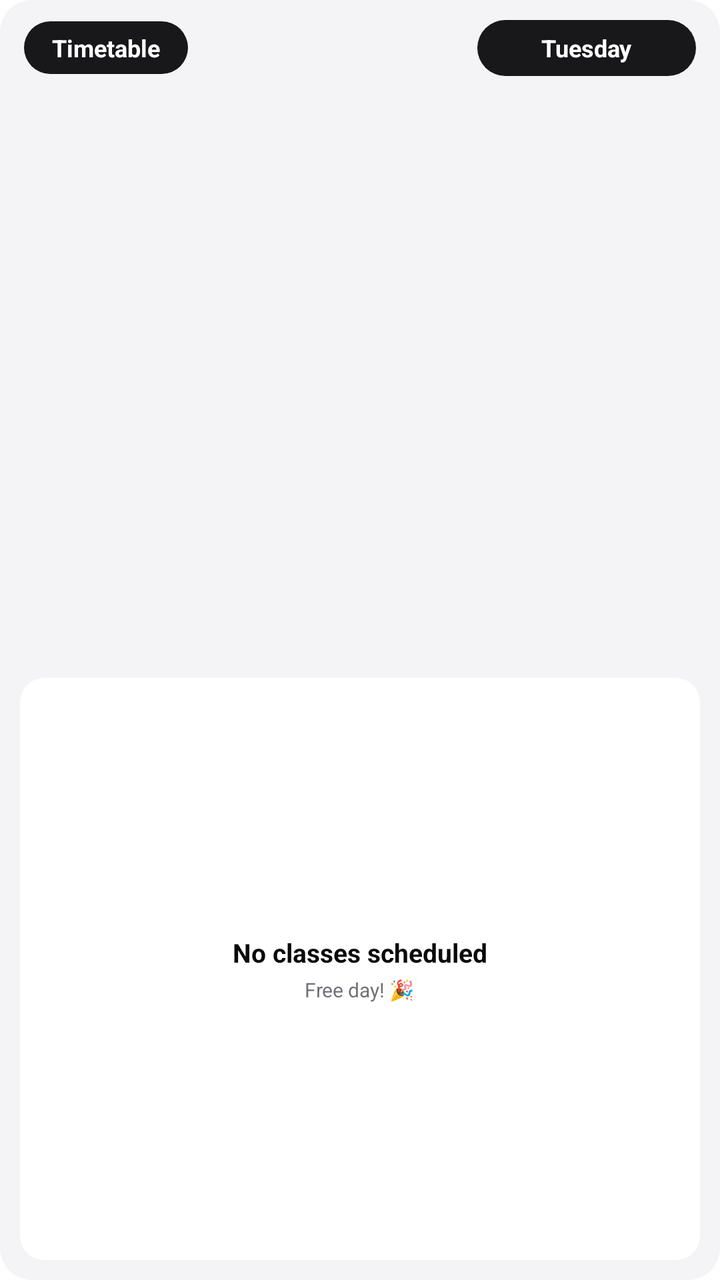
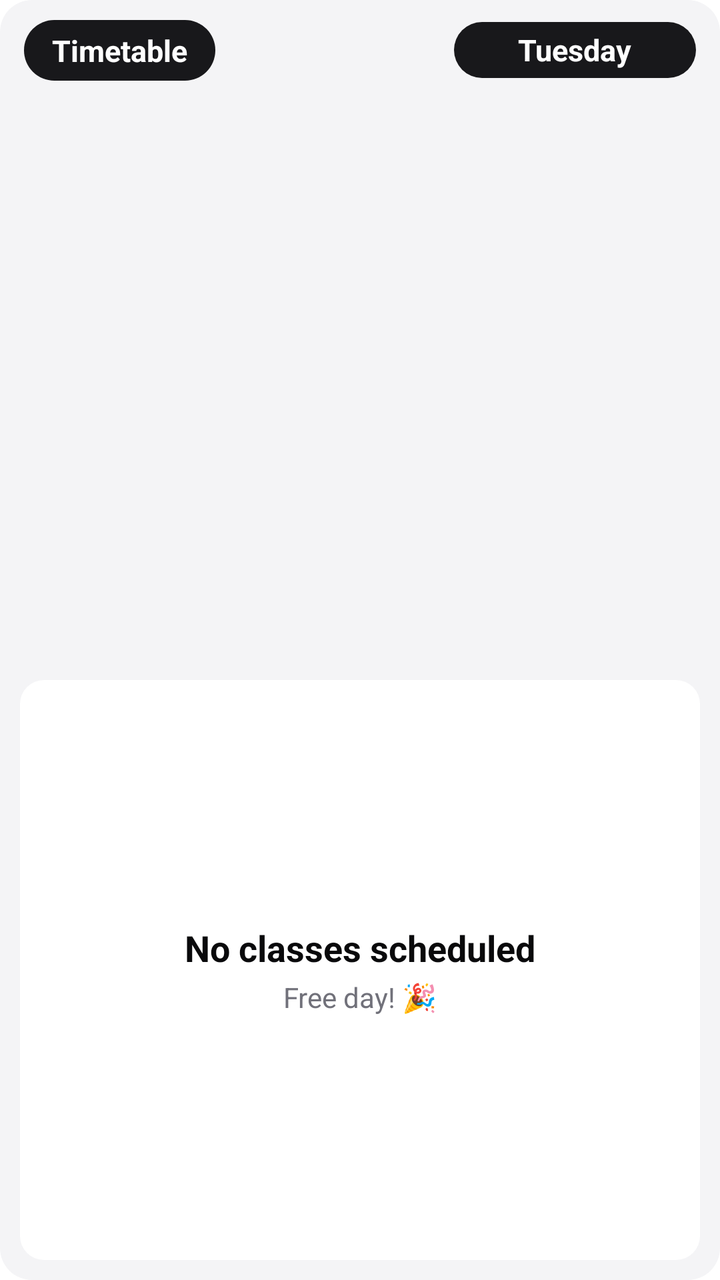

An Android layout rendered at two revisions. The XML below is the earlier revision; the diff shows what the commit changed to produce the second picture.
<!-- AndroidManifest.xml: fallback theme Theme.MaterialComponents.DayNight.NoActionBar -->
<!-- res/layout/widget_layout_4x2.xml -->
<?xml version="1.0" encoding="utf-8"?>
<LinearLayout xmlns:android="http://schemas.android.com/apk/res/android"
    android:id="@+id/widget_container"
    android:layout_width="match_parent"
    android:layout_height="match_parent"
    android:background="@drawable/widget_background"
    android:orientation="vertical"
    android:padding="10dp">

    
    <RelativeLayout
        android:id="@+id/widget_header"
        android:layout_width="match_parent"
        android:layout_height="wrap_content"
        android:paddingHorizontal="2dp">

        <TextView
            android:id="@+id/header_title_pill"
            android:layout_width="wrap_content"
            android:layout_height="wrap_content"
            android:layout_alignParentLeft="true"
            android:layout_centerVertical="true"
            android:background="@drawable/widget_pill_dark"
            android:paddingHorizontal="14dp"
            android:paddingVertical="5dp"
            android:text="Timetable"
            android:textColor="#FFFFFF"
            android:textSize="12sp"
            android:textStyle="bold" />

        <LinearLayout
            android:id="@+id/header_day_pill"
            android:layout_width="wrap_content"
            android:layout_height="wrap_content"
            android:layout_alignParentRight="true"
            android:layout_centerVertical="true"
            android:background="@drawable/widget_pill_dark"
            android:gravity="center_vertical"
            android:orientation="horizontal"
            android:paddingHorizontal="4dp"
            android:paddingVertical="2dp">

            <ImageButton
                android:id="@+id/btn_prev_day"
                android:layout_width="24dp"
                android:layout_height="24dp"
                android:background="@android:color/transparent"
                android:contentDescription="Previous Day" />

            <TextView
                android:id="@+id/txt_day_name"
                android:layout_width="wrap_content"
                android:layout_height="wrap_content"
                android:paddingHorizontal="4dp"
                android:text="Tuesday"
                android:textColor="#FFFFFF"
                android:textSize="12sp"
                android:textStyle="bold" />

            <ImageButton
                android:id="@+id/btn_next_day"
                android:layout_width="24dp"
                android:layout_height="24dp"
                android:background="@android:color/transparent"
                android:contentDescription="Next Day" />
        </LinearLayout>
    </RelativeLayout>

    
    <ListView
        android:id="@+id/widget_flipper"
        android:layout_width="match_parent"
        android:layout_height="0dp"
        android:layout_weight="1"
        android:layout_marginTop="4dp"
        android:divider="@android:color/transparent"
        android:dividerHeight="4dp"
        android:scrollbars="none" />

    
    <LinearLayout
        android:id="@+id/widget_empty_view"
        android:layout_width="match_parent"
        android:layout_height="0dp"
        android:layout_weight="1"
        android:layout_marginTop="6dp"
        android:background="@drawable/widget_subject_card_pill"
        android:gravity="center"
        android:orientation="vertical"
        android:padding="10dp">

        <TextView
            android:id="@+id/empty_message"
            android:layout_width="wrap_content"
            android:layout_height="wrap_content"
            android:gravity="center"
            android:text="No classes scheduled"
            android:textColor="@color/widget_text_primary"
            android:textSize="13sp"
            android:textStyle="bold" />

        <TextView
            android:id="@+id/empty_sub"
            android:layout_width="wrap_content"
            android:layout_height="wrap_content"
            android:layout_marginTop="3dp"
            android:text="Free day! 🎉"
            android:textColor="@color/widget_text_secondary"
            android:textSize="10sp" />
    </LinearLayout>

</LinearLayout>
<!-- resources referenced by this layout -->
<resources>
  <color name="widget_text_primary">#09090B</color>
  <color name="widget_text_secondary">#71717A</color>
  <!-- drawable widget_background (drawable) -->
  <?xml version="1.0" encoding="utf-8"?>
  <shape xmlns:android="http://schemas.android.com/apk/res/android"
      android:shape="rectangle">
      <solid android:color="@color/widget_background" />
      <corners android:radius="16dp" />
  </shape>
  <!-- drawable widget_pill_dark (drawable) -->
  <?xml version="1.0" encoding="utf-8"?>
  <shape xmlns:android="http://schemas.android.com/apk/res/android"
      android:shape="rectangle">
      <solid android:color="@color/widget_pill_bg" />
      <corners android:radius="24dp" />
  </shape>
  <!-- drawable widget_subject_card_pill (drawable) -->
  <?xml version="1.0" encoding="utf-8"?>
  <shape xmlns:android="http://schemas.android.com/apk/res/android"
      android:shape="rectangle">
      <solid android:color="@color/widget_card_bg" />
      <corners android:radius="12dp" />
  </shape>
  <color name="widget_background">#F4F4F6</color>
  <color name="widget_pill_bg">#18181B</color>
  <color name="widget_card_bg">#FFFFFF</color>
</resources>

<!-- the commit's change to res/layout/widget_layout_4x2.xml (unified diff, before → after) -->
@@ -25,7 +25,11 @@
             android:paddingVertical="5dp"
             android:text="Timetable"
             android:textColor="#FFFFFF"
-            android:textSize="12sp"
+            android:textSize="15sp"
+            android:autoSizeTextType="uniform"
+            android:autoSizeMinTextSize="10sp"
+            android:autoSizeMaxTextSize="15sp"
+            android:autoSizeStepGranularity="1sp"
             android:textStyle="bold" />
 
         <LinearLayout
@@ -54,7 +58,11 @@
                 android:paddingHorizontal="4dp"
                 android:text="Tuesday"
                 android:textColor="#FFFFFF"
-                android:textSize="12sp"
+                android:textSize="15sp"
+                android:autoSizeTextType="uniform"
+                android:autoSizeMinTextSize="10sp"
+                android:autoSizeMaxTextSize="15sp"
+                android:autoSizeStepGranularity="1sp"
                 android:textStyle="bold" />
 
             <ImageButton
@@ -96,7 +104,11 @@
             android:gravity="center"
             android:text="No classes scheduled"
             android:textColor="@color/widget_text_primary"
-            android:textSize="13sp"
+            android:textSize="18sp"
+            android:autoSizeTextType="uniform"
+            android:autoSizeMinTextSize="12sp"
+            android:autoSizeMaxTextSize="18sp"
+            android:autoSizeStepGranularity="1sp"
             android:textStyle="bold" />
 
         <TextView
@@ -106,7 +118,11 @@
             android:layout_marginTop="3dp"
             android:text="Free day! 🎉"
             android:textColor="@color/widget_text_secondary"
-            android:textSize="10sp" />
+            android:textSize="14sp"
+            android:autoSizeTextType="uniform"
+            android:autoSizeMinTextSize="10sp"
+            android:autoSizeMaxTextSize="14sp"
+            android:autoSizeStepGranularity="1sp" />
     </LinearLayout>
 
 </LinearLayout>
